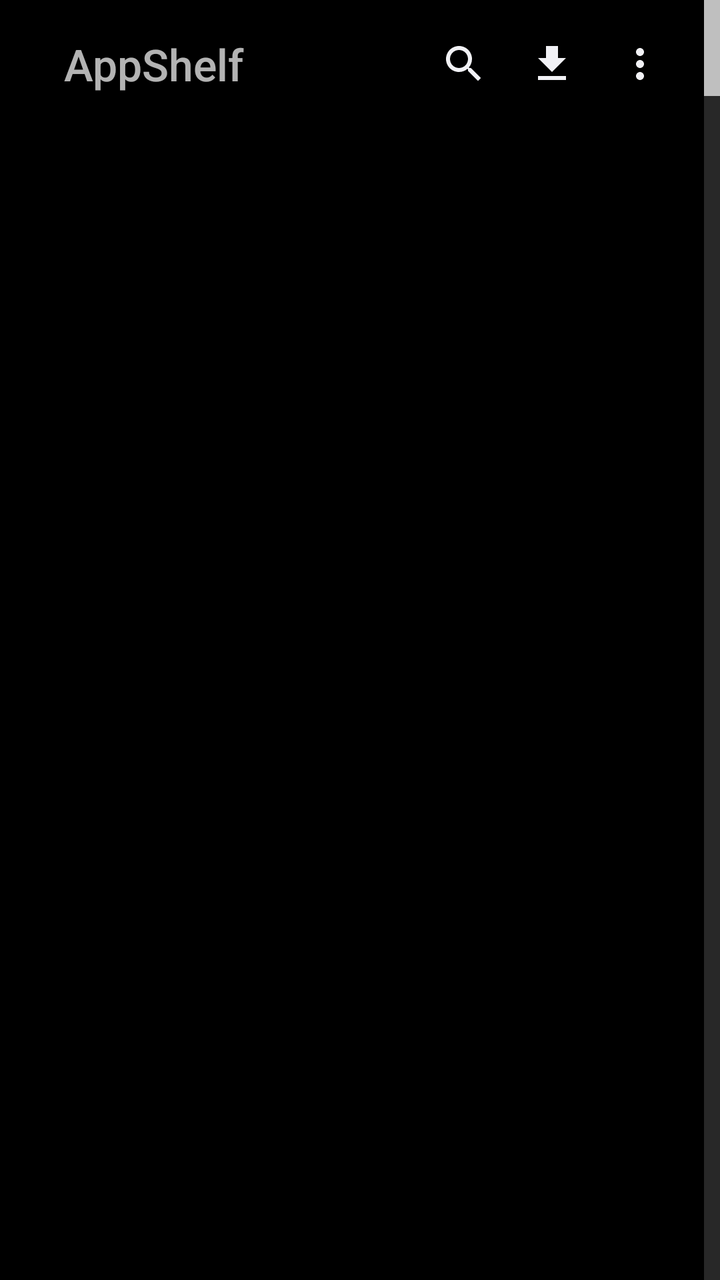
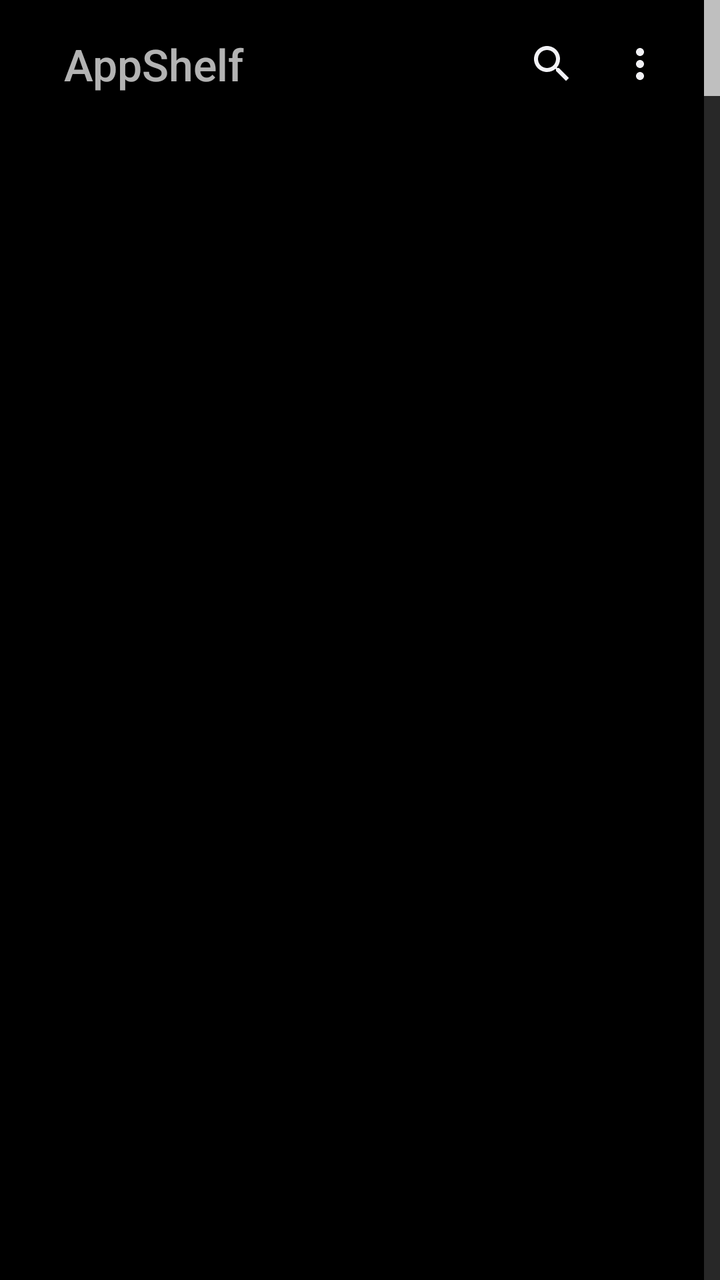

The first picture is an Android layout as it rendered before a commit; the second is the same layout after the commit. The layout source and the unified diff follow.
<!-- AndroidManifest.xml: application theme AppTheme -->
<!-- res/layout/activity_main.xml -->
<?xml version="1.0" encoding="utf-8"?>
<FrameLayout xmlns:android="http://schemas.android.com/apk/res/android"
    android:id="@+id/root"
    android:layout_width="match_parent"
    android:layout_height="match_parent">

    <ListView
        android:id="@+id/list"
        android:layout_width="match_parent"
        android:layout_height="match_parent"
        android:clipToPadding="false"
        android:divider="@null"
        android:dividerHeight="0dp"
        android:fastScrollEnabled="true"
        android:listSelector="@android:color/transparent"
        android:scrollbarStyle="outsideOverlay" />

    
    <View
        android:id="@+id/topScrim"
        android:layout_width="match_parent"
        android:layout_height="120dp" />

    
    <LinearLayout
        android:id="@+id/topBar"
        android:layout_width="match_parent"
        android:layout_height="wrap_content"
        android:orientation="vertical"
        android:paddingLeft="12dp"
        android:paddingRight="12dp">

        <LinearLayout
            android:id="@+id/bar"
            android:layout_width="match_parent"
            android:layout_height="64dp"
            android:gravity="center_vertical"
            android:orientation="horizontal"
            android:paddingLeft="20dp"
            android:paddingRight="6dp">

            <TextView
                android:id="@+id/title"
                android:layout_width="wrap_content"
                android:layout_height="wrap_content"
                android:fontFamily="sans-serif-medium"
                android:maxLines="1"
                android:text="@string/app_name"
                android:textSize="22sp" />

            <View
                android:layout_width="0dp"
                android:layout_height="1dp"
                android:layout_weight="1" />

            <ImageButton android:id="@+id/btnSearch" style="@style/BarButton"
                android:contentDescription="@string/search" android:src="@drawable/ic_search" />
            <ImageButton android:id="@+id/btnSave" style="@style/BarButton"
                android:contentDescription="@string/save" android:src="@drawable/ic_save" />
            <ImageButton android:id="@+id/btnMore" style="@style/BarButton"
                android:contentDescription="@string/more" android:src="@drawable/ic_more" />
        </LinearLayout>

        <LinearLayout
            android:id="@+id/searchBox"
            android:layout_width="match_parent"
            android:layout_height="52dp"
            android:layout_marginTop="8dp"
            android:gravity="center_vertical"
            android:orientation="horizontal"
            android:paddingLeft="18dp"
            android:paddingRight="6dp"
            android:visibility="gone">

            <ImageView
                android:id="@+id/searchIcon"
                android:layout_width="20dp"
                android:layout_height="20dp"
                android:alpha="0.7"
                android:importantForAccessibility="no"
                android:src="@drawable/ic_search" />

            <EditText
                android:id="@+id/searchField"
                android:layout_width="0dp"
                android:layout_height="match_parent"
                android:layout_marginLeft="12dp"
                android:layout_weight="1"
                android:background="@null"
                android:hint="@string/search_hint"
                android:imeOptions="actionSearch"
                android:importantForAutofill="no"
                android:inputType="text"
                android:textSize="16sp" />

            <ImageButton android:id="@+id/btnSearchClose" style="@style/BarButton"
                android:contentDescription="@string/close" android:src="@drawable/ic_close" />
        </LinearLayout>
    </LinearLayout>
</FrameLayout>
<!-- resources referenced by this layout -->
<resources>
  <!-- drawable ic_close (drawable) -->
  <?xml version="1.0" encoding="utf-8"?>
  <vector xmlns:android="http://schemas.android.com/apk/res/android"
      android:width="24dp" android:height="24dp" android:viewportWidth="24" android:viewportHeight="24">
      <path android:fillColor="#FFFFFFFF" android:pathData="M19,6.41L17.59,5 12,10.59 6.41,5 5,6.41 10.59,12 5,17.59 6.41,19 12,13.41 17.59,19 19,17.59 13.41,12z" />
  </vector>
  <!-- drawable ic_more (drawable) -->
  <?xml version="1.0" encoding="utf-8"?>
  <vector xmlns:android="http://schemas.android.com/apk/res/android"
      android:width="24dp" android:height="24dp" android:viewportWidth="24" android:viewportHeight="24">
      <path android:fillColor="#FFFFFFFF" android:pathData="M12,8c1.1,0 2,-0.9 2,-2s-0.9,-2 -2,-2 -2,0.9 -2,2 0.9,2 2,2zM12,10c-1.1,0 -2,0.9 -2,2s0.9,2 2,2 2,-0.9 2,-2 -0.9,-2 -2,-2zM12,16c-1.1,0 -2,0.9 -2,2s0.9,2 2,2 2,-0.9 2,-2 -0.9,-2 -2,-2z" />
  </vector>
  <!-- drawable ic_save (drawable) -->
  <vector xmlns:android="http://schemas.android.com/apk/res/android"
      android:width="24dp" android:height="24dp" android:viewportWidth="24" android:viewportHeight="24">
      <path android:fillColor="#FFFFFFFF" android:pathData="M5,20h14v-2H5v2zM19,9h-4V3H9v6H5l7,7 7,-7z" />
  </vector>
  <!-- drawable ic_search (drawable) -->
  <?xml version="1.0" encoding="utf-8"?>
  <vector xmlns:android="http://schemas.android.com/apk/res/android"
      android:width="24dp" android:height="24dp" android:viewportWidth="24" android:viewportHeight="24">
      <path android:fillColor="#FFFFFFFF" android:pathData="M15.5,14h-0.79l-0.28,-0.27C15.41,12.59 16,11.11 16,9.5 16,5.91 13.09,3 9.5,3S3,5.91 3,9.5 5.91,16 9.5,16c1.61,0 3.09,-0.59 4.23,-1.57l0.27,0.28v0.79l5,4.99L20.49,19l-4.99,-5zM9.5,14C7.01,14 5,11.99 5,9.5S7.01,5 9.5,5 14,7.01 14,9.5 11.99,14 9.5,14z" />
  </vector>
  <string name="app_name">AppShelf</string>
  <string name="close">Close</string>
  <string name="more">More</string>
  <string name="save">Save the list</string>
  <string name="search">Search</string>
  <string name="search_hint">Name or package</string>
  <style name="BarButton">
          <item name="android:layout_width">44dp</item>
          <item name="android:layout_height">44dp</item>
          <item name="android:scaleType">center</item>
          <item name="android:tint">#FFF2F2F6</item>
          <item name="android:background">?android:attr/selectableItemBackgroundBorderless</item>
      </style>
  <style name="AppTheme" parent="@android:style/Theme.Material.NoActionBar">
          <item name="android:windowBackground">@color/bg</item>
          <item name="android:statusBarColor">@android:color/transparent</item>
          <item name="android:navigationBarColor">@android:color/transparent</item>
          <item name="android:colorAccent">@color/accent</item>
          <item name="android:colorControlActivated">@color/accent</item>
          <item name="android:popupMenuStyle">@style/GlassPopup</item>
          <item name="android:alertDialogTheme">@style/GlassDialog</item>
      </style>
  <color name="bg">#FF000000</color>
  <color name="accent">#FFA8C7FA</color>
  <style name="GlassPopup" parent="@android:style/Widget.Material.PopupMenu">
          <item name="android:popupBackground">@drawable/popup_bg</item>
          <item name="android:popupElevation">8dp</item>
      </style>
  <style name="GlassDialog" parent="@android:style/Theme.Material.Dialog.Alert">
          <item name="android:colorAccent">@color/accent</item>
          <item name="android:windowMinWidthMinor">90%</item>
      </style>
  <!-- drawable popup_bg (drawable) -->
  <?xml version="1.0" encoding="utf-8"?>
  <shape xmlns:android="http://schemas.android.com/apk/res/android">
      <corners android:radius="20dp" />
      <solid android:color="#F21C1E25" />
      <stroke android:width="1dp" android:color="#33FFFFFF" />
  </shape>
</resources>

<!-- the commit's change to res/layout/activity_main.xml (unified diff, before → after) -->
@@ -55,8 +55,6 @@
 
             <ImageButton android:id="@+id/btnSearch" style="@style/BarButton"
                 android:contentDescription="@string/search" android:src="@drawable/ic_search" />
-            <ImageButton android:id="@+id/btnSave" style="@style/BarButton"
-                android:contentDescription="@string/save" android:src="@drawable/ic_save" />
             <ImageButton android:id="@+id/btnMore" style="@style/BarButton"
                 android:contentDescription="@string/more" android:src="@drawable/ic_more" />
         </LinearLayout>
<!-- resource entries referenced after the edit -->
@@ -12,11 +12,6 @@
       android:width="24dp" android:height="24dp" android:viewportWidth="24" android:viewportHeight="24">
       <path android:fillColor="#FFFFFFFF" android:pathData="M12,8c1.1,0 2,-0.9 2,-2s-0.9,-2 -2,-2 -2,0.9 -2,2 0.9,2 2,2zM12,10c-1.1,0 -2,0.9 -2,2s0.9,2 2,2 2,-0.9 2,-2 -0.9,-2 -2,-2zM12,16c-1.1,0 -2,0.9 -2,2s0.9,2 2,2 2,-0.9 2,-2 -0.9,-2 -2,-2z" />
   </vector>
-  <!-- drawable ic_save (drawable) -->
-  <vector xmlns:android="http://schemas.android.com/apk/res/android"
-      android:width="24dp" android:height="24dp" android:viewportWidth="24" android:viewportHeight="24">
-      <path android:fillColor="#FFFFFFFF" android:pathData="M5,20h14v-2H5v2zM19,9h-4V3H9v6H5l7,7 7,-7z" />
-  </vector>
   <!-- drawable ic_search (drawable) -->
   <?xml version="1.0" encoding="utf-8"?>
   <vector xmlns:android="http://schemas.android.com/apk/res/android"
@@ -26,7 +21,6 @@
   <string name="app_name">AppShelf</string>
   <string name="close">Close</string>
   <string name="more">More</string>
-  <string name="save">Save the list</string>
   <string name="search">Search</string>
   <string name="search_hint">Name or package</string>
   <style name="BarButton">
